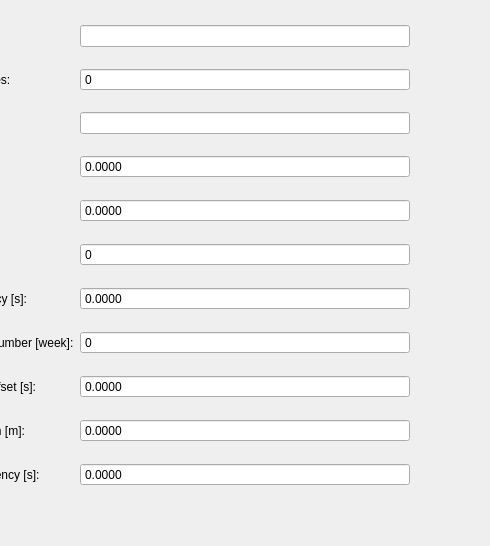
Old version of the form src/lib/visualization/SecondaryGPSControl.ui in the repository jmaye/libposlv; both pictures show x 111 to 601 and y 0 to 546 of the 930 by 800 pixel window.
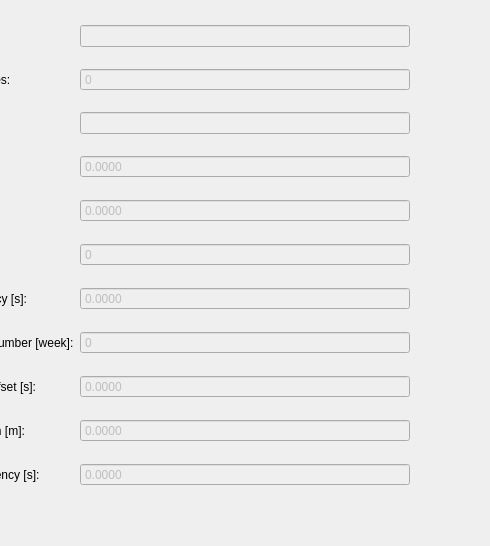
New version of the form.

```diff
--- a/src/lib/visualization/SecondaryGPSControl.ui
+++ b/src/lib/visualization/SecondaryGPSControl.ui
@@ -39,6 +39,9 @@
     </item>
     <item row="1" column="1">
      <widget class="QSpinBox" name="satSecGPSSpinBox">
+      <property name="enabled">
+       <bool>false</bool>
+      </property>
       <property name="readOnly">
        <bool>true</bool>
       </property>
@@ -66,6 +69,9 @@
     </item>
     <item row="9" column="1">
      <widget class="QDoubleSpinBox" name="geoidalSecGPSSpinBox">
+      <property name="enabled">
+       <bool>false</bool>
+      </property>
       <property name="readOnly">
        <bool>true</bool>
       </property>
@@ -134,6 +140,9 @@
     </item>
     <item row="3" column="1">
      <widget class="QDoubleSpinBox" name="hdopSpinBox">
+      <property name="enabled">
+       <bool>false</bool>
+      </property>
       <property name="readOnly">
        <bool>true</bool>
       </property>
@@ -153,6 +162,9 @@
     </item>
     <item row="4" column="1">
      <widget class="QDoubleSpinBox" name="vdopSpinBox">
+      <property name="enabled">
+       <bool>false</bool>
+      </property>
       <property name="readOnly">
        <bool>true</bool>
       </property>
@@ -172,6 +184,9 @@
     </item>
     <item row="5" column="1">
      <widget class="QSpinBox" name="dgpsIDSpinBox">
+      <property name="enabled">
+       <bool>false</bool>
+      </property>
       <property name="readOnly">
        <bool>true</bool>
       </property>
@@ -185,6 +200,9 @@
     </item>
     <item row="6" column="1">
      <widget class="QDoubleSpinBox" name="corrLatencySpinBox">
+      <property name="enabled">
+       <bool>false</bool>
+      </property>
       <property name="readOnly">
        <bool>true</bool>
       </property>
@@ -204,6 +222,9 @@
     </item>
     <item row="7" column="1">
      <widget class="QSpinBox" name="weekSpinBox">
+      <property name="enabled">
+       <bool>false</bool>
+      </property>
       <property name="readOnly">
        <bool>true</bool>
       </property>
@@ -217,6 +238,9 @@
     </item>
     <item row="8" column="1">
      <widget class="QDoubleSpinBox" name="offsetSpinBox">
+      <property name="enabled">
+       <bool>false</bool>
+      </property>
       <property name="readOnly">
        <bool>true</bool>
       </property>
@@ -236,6 +260,9 @@
     </item>
     <item row="10" column="1">
      <widget class="QDoubleSpinBox" name="navLatencySpinBox">
+      <property name="enabled">
+       <bool>false</bool>
+      </property>
       <property name="readOnly">
        <bool>true</bool>
       </property>
@@ -255,13 +282,20 @@
     </item>
     <item row="0" column="1">
      <widget class="QLineEdit" name="navSecGPSText">
+      <property name="enabled">
+       <bool>false</bool>
+      </property>
       <property name="readOnly">
        <bool>true</bool>
       </property>
      </widget>
     </item>
     <item row="2" column="1">
-     <widget class="QLineEdit" name="secGPSTypeText"/>
+     <widget class="QLineEdit" name="secGPSTypeText">
+      <property name="enabled">
+       <bool>false</bool>
+      </property>
+     </widget>
     </item>
    </layout>
   </widget>
```
